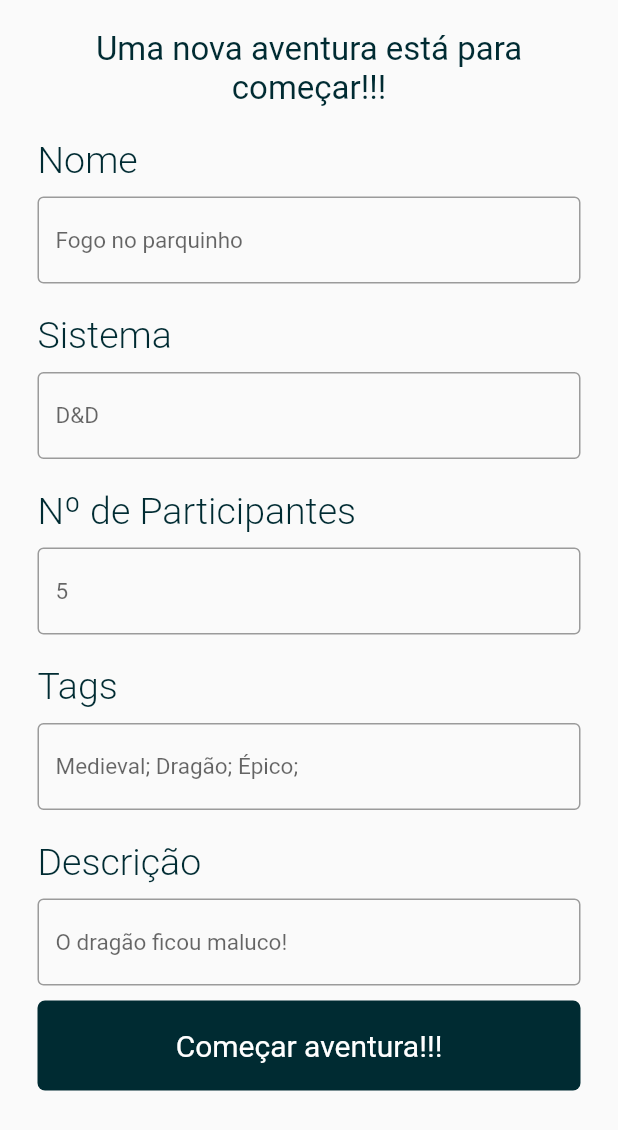
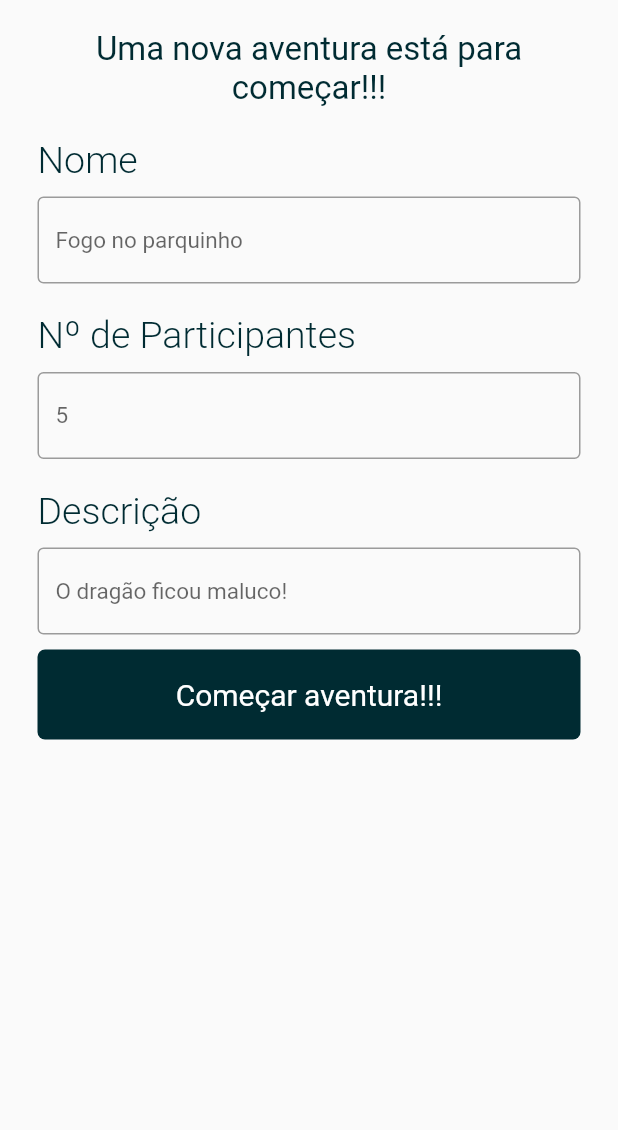
Before and after one commit to saulogp/find-a-table, a Flutter app: the CriarMesa screen opened directly, on a phone screen of 412 x 824 dp. Shown: the top 1130 px of the screen. Run offline on Flutter 3.47's test engine with Material 2 defaults, Android fonts, the phone set to English and light mode, and no system bars; our stand-ins replace carousel_pro, datetime_picker_formfield, flare_flutter, image_picker.

Commit message:
removendo os campos errados

```diff
--- a/lib/pages/criar-mesa.dart
+++ b/lib/pages/criar-mesa.dart
@@ -11,9 +11,7 @@ class CriarMesa extends StatefulWidget {
 class _CriarMesaState extends State<CriarMesa> {
 
   TextEditingController _nomeController = TextEditingController();
-  TextEditingController _sistemaController = TextEditingController();
   TextEditingController _numController = TextEditingController();
-  TextEditingController _tagsController = TextEditingController();
   TextEditingController _descController = TextEditingController();
 
   final _formKey = GlobalKey<FormState>();
@@ -62,29 +60,29 @@ class _CriarMesaState extends State<CriarMesa> {
                     nome = val;
                   },
                 ),
-                labelComum("Sistema"),
-                TextFormField(
-                  keyboardType: TextInputType.text,
-                  validator: _validarSistema,
-                  controller: _sistemaController,
-                  decoration: InputDecoration(
-                      hintText: "D&D",
-                      labelStyle: TextStyle(
-                        color: Color(0xFF002B32),
-                        fontWeight: FontWeight.w300,
-                        fontSize: 15,
-                      ),
-                      border: OutlineInputBorder(),
-                      focusedBorder: OutlineInputBorder(
-                        borderSide: BorderSide(color: Color(0xFF002B32)),
-                      )),
-                  style: TextStyle(
-                    fontSize: 15,
-                  ),
-                  onSaved: (String val){
-                    sistema = val;
-                  },
-                ),
+                // labelComum("Sistema"),
+                // TextFormField(
+                //   keyboardType: TextInputType.text,
+                //   validator: _validarSistema,
+                //   controller: _sistemaController,
+                //   decoration: InputDecoration(
+                //       hintText: "D&D",
+                //       labelStyle: TextStyle(
+                //         color: Color(0xFF002B32),
+                //         fontWeight: FontWeight.w300,
+                //         fontSize: 15,
+                //       ),
+                //       border: OutlineInputBorder(),
+                //       focusedBorder: OutlineInputBorder(
+                //         borderSide: BorderSide(color: Color(0xFF002B32)),
+                //       )),
+                //   style: TextStyle(
+                //     fontSize: 15,
+                //   ),
+                //   onSaved: (String val){
+                //     sistema = val;
+                //   },
+                // ),
                 labelComum("Nº de Participantes"),
                 TextFormField(
                   keyboardType: TextInputType.number,
@@ -108,29 +106,29 @@ class _CriarMesaState extends State<CriarMesa> {
                     num = val;
                   },
                 ),
-                labelComum("Tags"),
-                TextFormField(
-                  keyboardType: TextInputType.text,
-                  validator: _validarTags,
-                  controller: _tagsController,
-                  decoration: InputDecoration(
-                      hintText: "Medieval; Dragão; Épico;",
-                      labelStyle: TextStyle(
-                        color: Color(0xFF002B32),
-                        fontWeight: FontWeight.w300,
-                        fontSize: 15,
-                      ),
-                      border: OutlineInputBorder(),
-                      focusedBorder: OutlineInputBorder(
-                        borderSide: BorderSide(color: Color(0xFF002B32)),
-                      )),
-                  style: TextStyle(
-                    fontSize: 15,
-                  ),
-                  onSaved: (String val){
-                    tags = val;
-                  },
-                ),
+                // labelComum("Tags"),
+                // TextFormField(
+                //   keyboardType: TextInputType.text,
+                //   validator: _validarTags,
+                //   controller: _tagsController,
+                //   decoration: InputDecoration(
+                //       hintText: "Medieval; Dragão; Épico;",
+                //       labelStyle: TextStyle(
+                //         color: Color(0xFF002B32),
+                //         fontWeight: FontWeight.w300,
+                //         fontSize: 15,
+                //       ),
+                //       border: OutlineInputBorder(),
+                //       focusedBorder: OutlineInputBorder(
+                //         borderSide: BorderSide(color: Color(0xFF002B32)),
+                //       )),
+                //   style: TextStyle(
+                //     fontSize: 15,
+                //   ),
+                //   onSaved: (String val){
+                //     tags = val;
+                //   },
+                // ),
                 labelComum("Descrição"),
                 TextFormField(
                   keyboardType: TextInputType.text,
```
